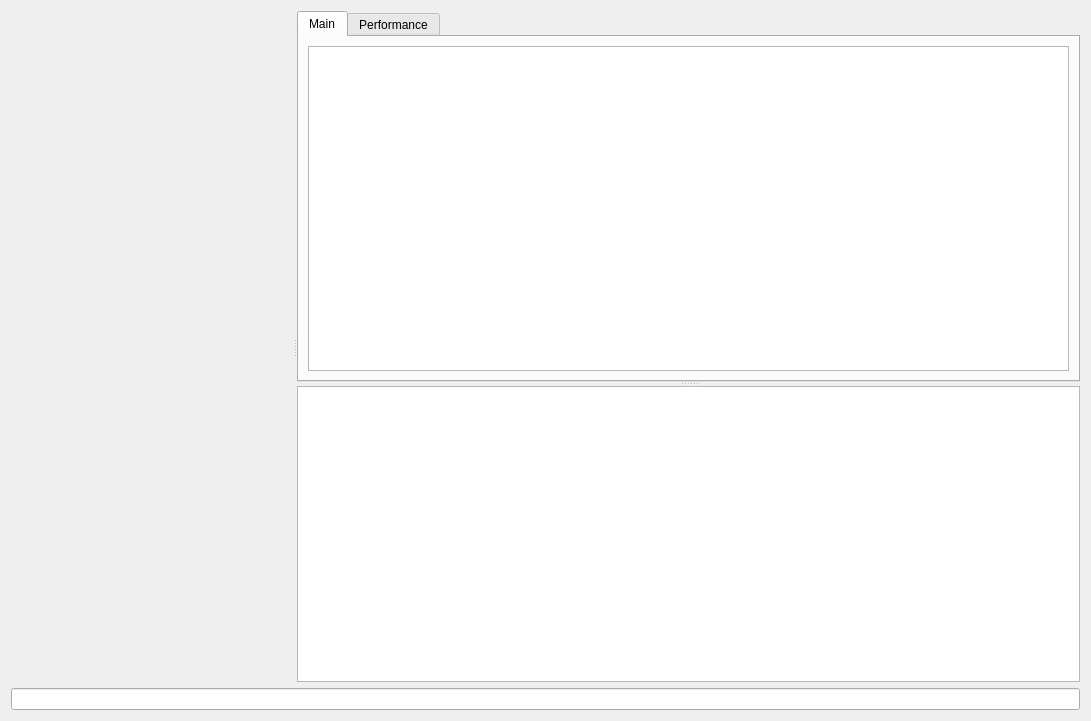
Old version of the form sources/representation/qt/mainform.ui in the repository griefly/griefly.
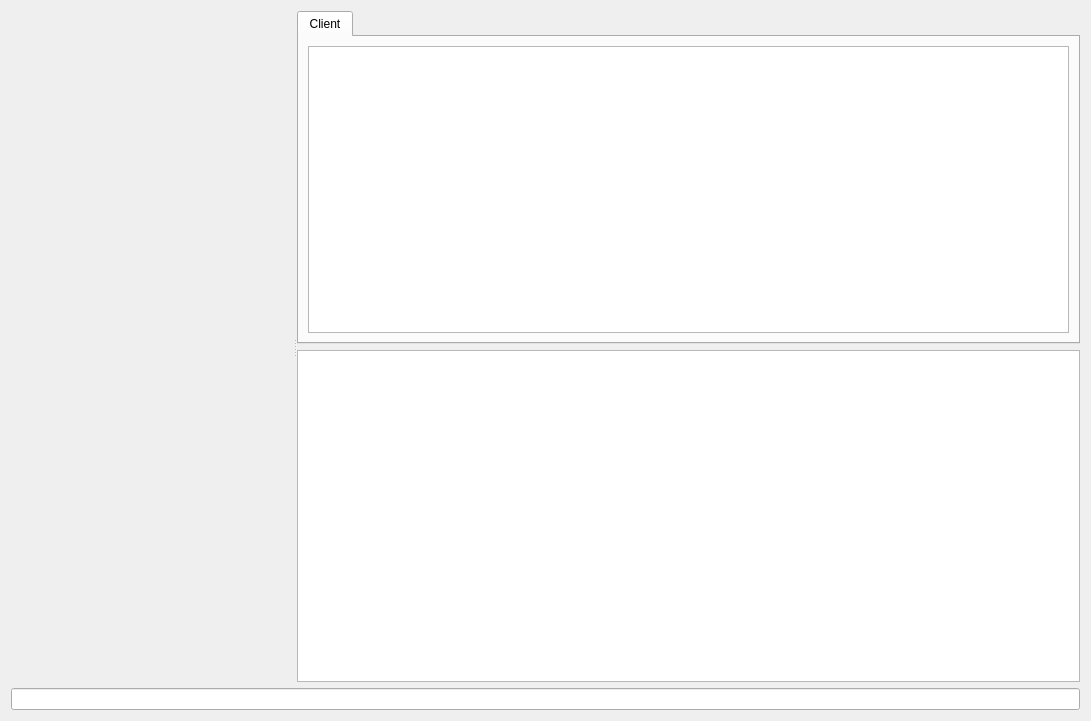
New version of the form. Custom widgets are drawn as their Qt base class.

Commit message: Multiple tabs support #427

```diff
--- a/sources/representation/qt/mainform.ui
+++ b/sources/representation/qt/mainform.ui
@@ -64,7 +64,7 @@
       </property>
       <property name="minimumSize">
        <size>
-        <width>300</width>
+        <width>0</width>
         <height>0</height>
        </size>
       </property>
@@ -86,45 +86,37 @@
           </property>
           <widget class="QWidget" name="tab">
            <attribute name="title">
-            <string>Main</string>
+            <string>Client</string>
            </attribute>
            <layout class="QGridLayout" name="gridLayout">
             <item row="0" column="0">
-             <widget class="QTextBrowser" name="mainTabTextBrowser">
-              <property name="sizePolicy">
-               <sizepolicy hsizetype="Preferred" vsizetype="Expanding">
-                <horstretch>0</horstretch>
-                <verstretch>0</verstretch>
-               </sizepolicy>
+             <widget class="QTextEdit" name="client_text_edit">
+              <property name="undoRedoEnabled">
+               <bool>false</bool>
+              </property>
+              <property name="readOnly">
+               <bool>true</bool>
               </property>
              </widget>
             </item>
            </layout>
           </widget>
-          <widget class="QWidget" name="tabPerfomance">
-           <attribute name="title">
-            <string>Performance</string>
-           </attribute>
-           <layout class="QGridLayout" name="gridLayout_2">
-            <item row="0" column="0">
-             <widget class="QTextBrowser" name="performanceTextBrowser"/>
-            </item>
-           </layout>
-          </widget>
          </widget>
-         <widget class="QTextBrowser" name="textBrowser">
-          <property name="sizePolicy">
-           <sizepolicy hsizetype="Minimum" vsizetype="Expanding">
-            <horstretch>0</horstretch>
-            <verstretch>0</verstretch>
-           </sizepolicy>
-          </property>
-          <property name="font">
-           <font>
-            <pointsize>13</pointsize>
-           </font>
-          </property>
-         </widget>
+        </widget>
+       </item>
+       <item row="1" column="0">
+        <widget class="QTextEdit" name="chat_text_edit">
+         <property name="font">
+          <font>
+           <pointsize>11</pointsize>
+          </font>
+         </property>
+         <property name="undoRedoEnabled">
+          <bool>false</bool>
+         </property>
+         <property name="readOnly">
+          <bool>true</bool>
+         </property>
         </widget>
        </item>
       </layout>
```
Left out of the diff: 2 changed lines with no effect on the pictures. The commit also changes 4 other files.
